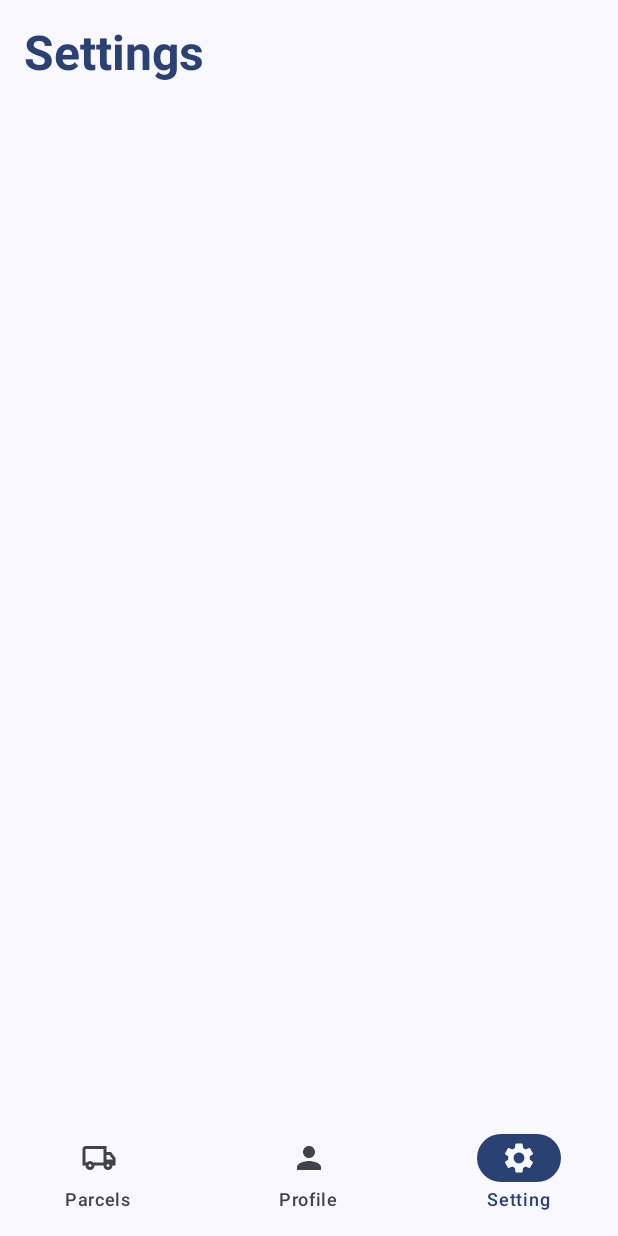
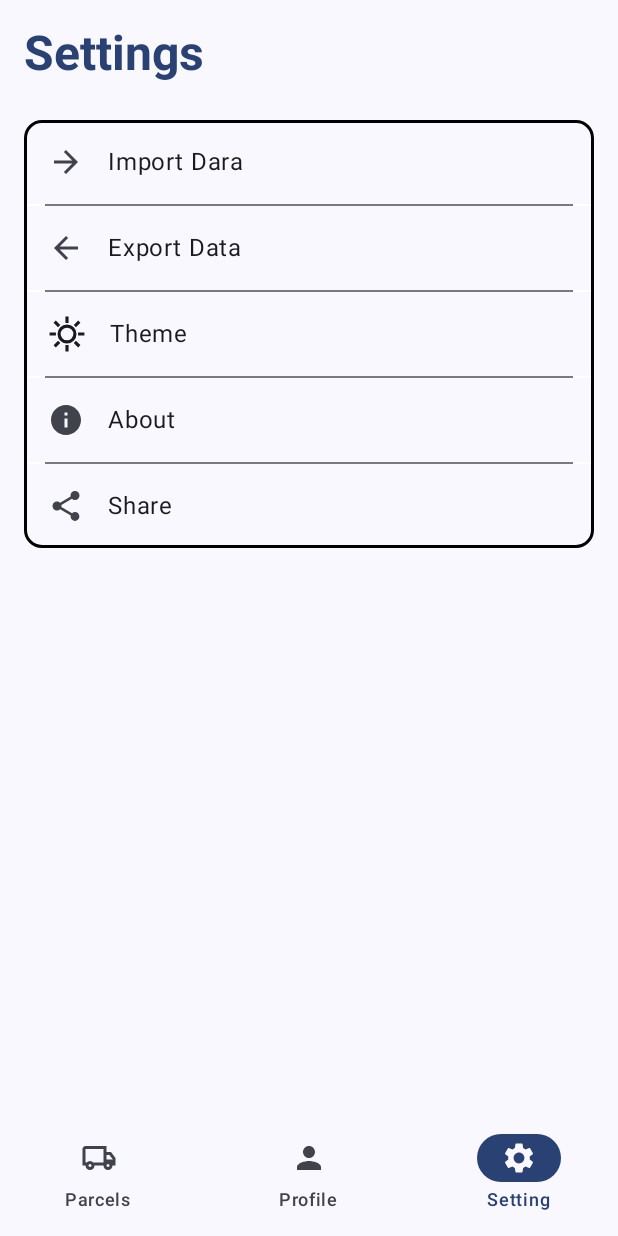
Before and after one commit to Fotispel/PackageTracker, an Android app built with Jetpack Compose: the screen it shows after launch (MainActivity), item 3 of the bottom bar chosen, on a phone screen of 412 x 824 dp. Run offline under Robolectric (Android 15) with nearby library versions, the phone set to English and light mode, and no system bars; our stand-ins replace accompanist.

Commit message:
Add icons for sunny and moon phases, and enhance settings UI with theme options

```diff
--- /dev/null
+++ b/app/src/main/java/com/example/packagetracker/Images/bootstrap_moon.kt
@@ -0,0 +1,47 @@
+package com.composables
+
+import androidx.compose.ui.graphics.Color
+import androidx.compose.ui.graphics.SolidColor
+import androidx.compose.ui.graphics.vector.ImageVector
+import androidx.compose.ui.graphics.vector.path
+import androidx.compose.ui.unit.dp
+
+val Moon: ImageVector
+    get() {
+        if (_Moon != null) return _Moon!!
+
+        _Moon = ImageVector.Builder(
+            name = "Moon",
+            defaultWidth = 16.dp,
+            defaultHeight = 16.dp,
+            viewportWidth = 16f,
+            viewportHeight = 16f
+        ).apply {
+            path(
+                fill = SolidColor(Color.Black)
+            ) {
+                moveTo(6f, 0.278f)
+                arcToRelative(0.77f, 0.77f, 0f, false, true, 0.08f, 0.858f)
+                arcToRelative(7.2f, 7.2f, 0f, false, false, -0.878f, 3.46f)
+                curveToRelative(0f, 4.021f, 3.278f, 7.277f, 7.318f, 7.277f)
+                quadToRelative(0.792f, -0.001f, 1.533f, -0.16f)
+                arcToRelative(0.79f, 0.79f, 0f, false, true, 0.81f, 0.316f)
+                arcToRelative(0.73f, 0.73f, 0f, false, true, -0.031f, 0.893f)
+                arcTo(8.35f, 8.35f, 0f, false, true, 8.344f, 16f)
+                curveTo(3.734f, 16f, 0f, 12.286f, 0f, 7.71f)
+                curveTo(0f, 4.266f, 2.114f, 1.312f, 5.124f, 0.06f)
+                arcTo(0.75f, 0.75f, 0f, false, true, 6f, 0.278f)
+                moveTo(4.858f, 1.311f)
+                arcTo(7.27f, 7.27f, 0f, false, false, 1.025f, 7.71f)
+                curveToRelative(0f, 4.02f, 3.279f, 7.276f, 7.319f, 7.276f)
+                arcToRelative(7.32f, 7.32f, 0f, false, false, 5.205f, -2.162f)
+                quadToRelative(-0.506f, 0.063f, -1.029f, 0.063f)
+                curveToRelative(-4.61f, 0f, -8.343f, -3.714f, -8.343f, -8.29f)
+                curveToRelative(0f, -1.167f, 0.242f, -2.278f, 0.681f, -3.286f)
+            }
+        }.build()
+
+        return _Moon!!
+    }
+
+private var _Moon: ImageVector? = null
--- /dev/null
+++ b/app/src/main/java/com/example/packagetracker/Images/material-symbols_outlined_sunny.kt
@@ -0,0 +1,89 @@
+package com.composables
+
+import androidx.compose.ui.graphics.Color
+import androidx.compose.ui.graphics.SolidColor
+import androidx.compose.ui.graphics.vector.ImageVector
+import androidx.compose.ui.graphics.vector.path
+import androidx.compose.ui.unit.dp
+
+val Sunny: ImageVector
+    get() {
+        if (_Sunny != null) return _Sunny!!
+
+        _Sunny = ImageVector.Builder(
+            name = "Sunny",
+            defaultWidth = 24.dp,
+            defaultHeight = 24.dp,
+            viewportWidth = 960f,
+            viewportHeight = 960f
+        ).apply {
+            path(
+                fill = SolidColor(Color(0xFF000000))
+            ) {
+                moveTo(440f, 200f)
+                verticalLineToRelative(-160f)
+                horizontalLineToRelative(80f)
+                verticalLineToRelative(160f)
+                close()
+                moveToRelative(266f, 110f)
+                lineToRelative(-55f, -55f)
+                lineToRelative(112f, -115f)
+                lineToRelative(56f, 57f)
+                close()
+                moveToRelative(54f, 210f)
+                verticalLineToRelative(-80f)
+                horizontalLineToRelative(160f)
+                verticalLineToRelative(80f)
+                close()
+                moveTo(440f, 920f)
+                verticalLineToRelative(-160f)
+                horizontalLineToRelative(80f)
+                verticalLineToRelative(160f)
+                close()
+                moveTo(254f, 308f)
+                lineTo(140f, 197f)
+                lineToRelative(57f, -56f)
+                lineToRelative(113f, 113f)
+                close()
+                moveToRelative(508f, 512f)
+                lineTo(651f, 705f)
+                lineToRelative(54f, -54f)
+                lineToRelative(114f, 110f)
+                close()
+                moveTo(40f, 520f)
+                verticalLineToRelative(-80f)
+                horizontalLineToRelative(160f)
+                verticalLineToRelative(80f)
+                close()
+                moveToRelative(157f, 300f)
+                lineToRelative(-56f, -57f)
+                lineToRelative(112f, -112f)
+                lineToRelative(29f, 27f)
+                lineToRelative(29f, 28f)
+                close()
+                moveToRelative(283f, -100f)
+                quadToRelative(-100f, 0f, -170f, -70f)
+                reflectiveQuadToRelative(-70f, -170f)
+                reflectiveQuadToRelative(70f, -170f)
+                reflectiveQuadToRelative(170f, -70f)
+                reflectiveQuadToRelative(170f, 70f)
+                reflectiveQuadToRelative(70f, 170f)
+                reflectiveQuadToRelative(-70f, 170f)
+                reflectiveQuadToRelative(-170f, 70f)
+                moveToRelative(0f, -80f)
+                quadToRelative(66f, 0f, 113f, -47f)
+                reflectiveQuadToRelative(47f, -113f)
+                reflectiveQuadToRelative(-47f, -113f)
+                reflectiveQuadToRelative(-113f, -47f)
+                reflectiveQuadToRelative(-113f, 47f)
+                reflectiveQuadToRelative(-47f, 113f)
+                reflectiveQuadToRelative(47f, 113f)
+                reflectiveQuadToRelative(113f, 47f)
+                moveToRelative(0f, -160f)
+            }
+        }.build()
+
+        return _Sunny!!
+    }
+
+private var _Sunny: ImageVector? = null
--- a/app/src/main/java/com/example/packagetracker/ParcelScreen.kt
+++ b/app/src/main/java/com/example/packagetracker/ParcelScreen.kt
@@ -1,6 +1,7 @@
 package com.example.packagetracker
 
 import androidx.compose.foundation.BorderStroke
+import androidx.compose.foundation.isSystemInDarkTheme
 import androidx.compose.foundation.layout.*
 import androidx.compose.foundation.lazy.LazyColumn
 import androidx.compose.foundation.lazy.items
@@ -155,7 +156,12 @@ fun ParcelCard(
 ) {
     OutlinedCard(
         colors = CardDefaults.cardColors(
-            containerColor = if (parcel.isTracked) Color.White else MaterialTheme.colorScheme.surfaceVariant,
+            //if light theme, use surface color, otherwise use surface variant
+            containerColor = if (isSystemInDarkTheme()) {
+                Color.Black
+            } else {
+                Color.White
+            }
         ),
         border = BorderStroke(
             2.dp,
@@ -166,7 +172,6 @@ fun ParcelCard(
         Column(
             modifier = Modifier.padding(16.dp)
         ) {
-            // Header με όνομα και actions
             Row(
                 modifier = Modifier.fillMaxWidth(),
                 horizontalArrangement = Arrangement.SpaceBetween,
--- a/app/src/main/java/com/example/packagetracker/SettingScreen.kt
+++ b/app/src/main/java/com/example/packagetracker/SettingScreen.kt
@@ -1,44 +1,110 @@
 package com.example.packagetracker
 
+import androidx.compose.foundation.BorderStroke
+import androidx.compose.foundation.clickable
+import androidx.compose.foundation.isSystemInDarkTheme
 import androidx.compose.foundation.layout.*
+import androidx.compose.material.icons.Icons
+import androidx.compose.material.icons.filled.ArrowBack
+import androidx.compose.material.icons.filled.ArrowForward
+import androidx.compose.material.icons.filled.Info
+import androidx.compose.material.icons.filled.Share
 import androidx.compose.material3.*
 import androidx.compose.runtime.*
 import androidx.compose.ui.Modifier
 import androidx.compose.ui.text.font.FontWeight
 import androidx.compose.ui.unit.dp
+import androidx.compose.material3.ListItem
+import androidx.compose.ui.graphics.Color
+import com.composables.Moon
+import com.composables.Sunny
+
 
 @Composable
 fun SettingScreen() {
-    val showAddScreen = remember { mutableStateOf(false) }
-    val parcels by ParcelRepository.parcels.collectAsState()
-
-    Box(
-        modifier = Modifier.fillMaxSize()
-    ) {
-        if (showAddScreen.value) {
-            AddParcelDialog(
-                onDismiss = { showAddScreen.value = false },
-                onAdd = { name, trackingNumber, courier ->
-                    ParcelRepository.addParcel(name, trackingNumber, courier)
-                    showAddScreen.value = false
-                }
-            )
-        }
-
     Column(
         modifier = Modifier
             .fillMaxSize()
             .padding(16.dp),
     ) {
+        // Τίτλος
         Text(
             text = "Settings",
             style = MaterialTheme.typography.headlineLarge.copy(fontWeight = FontWeight.Bold),
             color = MaterialTheme.colorScheme.primary
         )
 
-            Spacer(modifier = Modifier.height(16.dp))
+        Spacer(modifier = Modifier.height(24.dp))
+
+        OutlinedCard (
+            colors = CardDefaults.cardColors(
+                containerColor = if (isSystemInDarkTheme()) {
+                    Color.Black
+                } else {
+                    Color.White
+                }
+            ),
+            border = BorderStroke(
+                2.dp,
+                if (isSystemInDarkTheme()) {
+                    Color.White
+                } else {
+                    Color.Black
+                }
+            ),
+            modifier = Modifier.fillMaxWidth()
+        ) {
+            val isDarkMode = isSystemInDarkTheme()
 
 
+            Column {
+                ListItem(
+                    headlineContent = { Text("Import Dara") },
+                    leadingContent = { Icon(Icons.Default.ArrowForward, contentDescription = null) },
+                    modifier = Modifier.clickable { /* action */ }
+                )
+                Divider(
+                    thickness = 1.dp,
+                    modifier = Modifier.padding(horizontal = 14.dp)
+                )
+                ListItem(
+                    headlineContent = { Text("Export Data") },
+                    leadingContent = { Icon(Icons.Default.ArrowBack, contentDescription = null) },
+                    modifier = Modifier.clickable { /* action */ }
+                )
+                Divider(
+                    thickness = 1.dp,
+                    modifier = Modifier.padding(horizontal = 14.dp)
+                )
+                ListItem(
+                    headlineContent = { Text("Theme") },
+                    leadingContent = { Icon(
+                        imageVector = if (isDarkMode) Moon else Sunny,
+                        contentDescription = if (isDarkMode) "Dark Mode" else "Light Mode",
+                        tint = MaterialTheme.colorScheme.onBackground,
+                        modifier = Modifier.size(25.dp)
+                    )},
+                    modifier = Modifier.clickable { /* action */ }
+                )
+                Divider(
+                    thickness = 1.dp,
+                    modifier = Modifier.padding(horizontal = 14.dp)
+                )
+                ListItem(
+                    headlineContent = { Text("About") },
+                    leadingContent = { Icon(Icons.Default.Info, contentDescription = null) },
+                    modifier = Modifier.clickable { /* action */ }
+                )
+                Divider(
+                    thickness = 1.dp,
+                    modifier = Modifier.padding(horizontal = 14.dp)
+                )
+                ListItem(
+                    headlineContent = { Text("Share") },
+                    leadingContent = { Icon(Icons.Default.Share, contentDescription = null) },
+                    modifier = Modifier.clickable { /* action */ }
+                )
             }
         }
     }
+}
```
Lines whose indentation alone changed are shown as unchanged.
